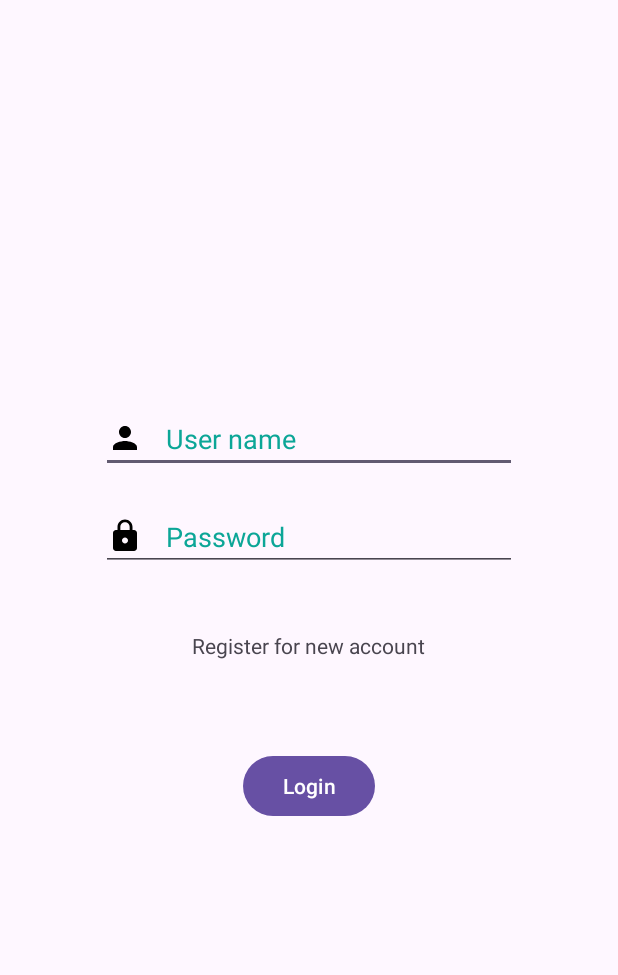
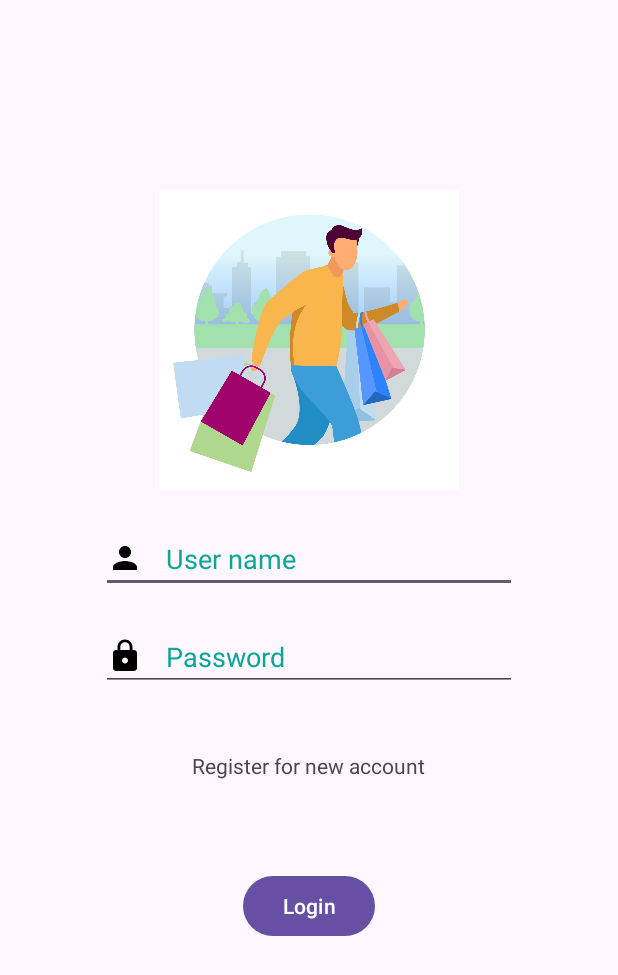
Before and after one commit to Soumyakant18/Echo_Buy, an Android app: the loginactivity screen opened directly, with no data from a screen before it, on a phone screen of 412 x 824 dp. Shown: the top 975 px of the screen. Run offline under Robolectric (Android 15) with nearby library versions, the phone set to English and light mode, and no system bars.

Commit message:
login ui complete

```diff
--- a/app/src/main/res/layout/activity_loginactivity.xml
+++ b/app/src/main/res/layout/activity_loginactivity.xml
@@ -5,7 +5,15 @@
     android:layout_width="match_parent"
     android:layout_height="match_parent"
     tools:context=".loginactivity">
+    <ImageView
+        android:layout_width="200dp"
+        android:layout_height="200dp"
+        android:src="@drawable/manshop"
+        android:id="@+id/loginimage"
+        android:layout_centerHorizontal="true"
+        android:layout_marginTop="190px">
 
+    </ImageView>
     <EditText
         android:layout_width="wrap_content"
         android:layout_height="wrap_content"
@@ -15,7 +23,7 @@
         android:hint="User name"
         android:layout_alignParentTop="true"
         android:layout_centerHorizontal="true"
-        android:layout_marginTop="270dp"
+        android:layout_marginTop="350dp"
         android:drawableStart="@drawable/loguser"
         android:drawablePadding="15dp"
         android:textColorHint="#0CA697">
```
Also changed, not shown: app/src/main/res/drawable/manshop.jpg (added).
